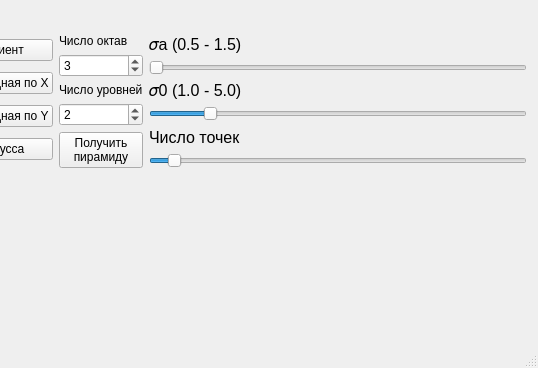
This is mainwindow.ui in Poletayson/ImageProcessing_1 as Qt 5 draws it before an edit; both pictures show x 160 to 698 and y 180 to 548 of the 698 by 548 pixel window. The edited form follows.
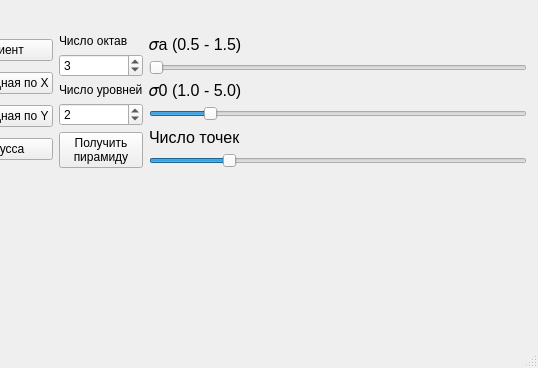
This is the edited form.

```diff
--- a/mainwindow.ui
+++ b/mainwindow.ui
@@ -173,7 +173,7 @@
            <number>4000</number>
           </property>
           <property name="value">
-           <number>200</number>
+           <number>800</number>
           </property>
           <property name="orientation">
            <enum>Qt::Horizontal</enum>
```
